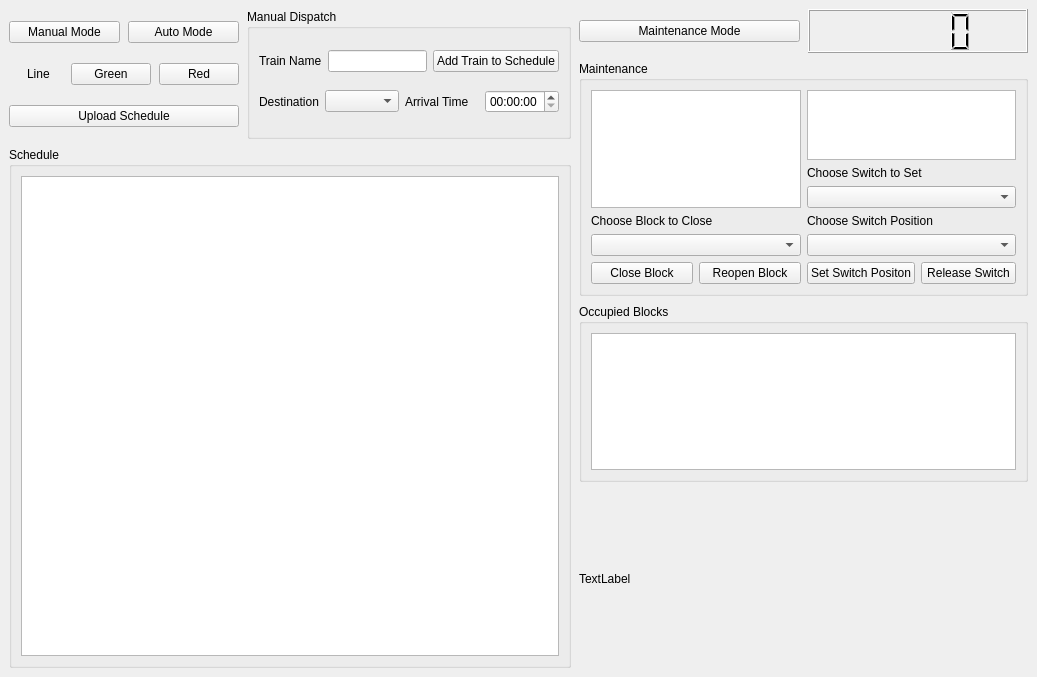
First picture: the form in CTC/CTC_UI.ui, repository asmithie13/ECE-1140, before the edit.
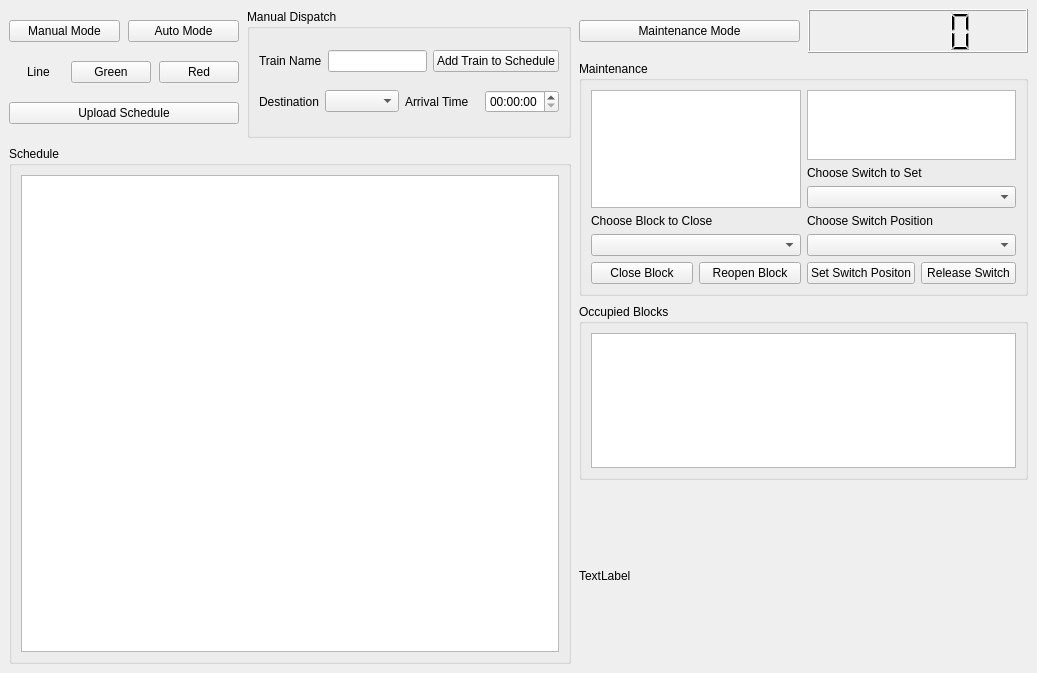
Second picture: the form after the edit.

Commit message: Renames buttons on UI

```diff
--- a/CTC/CTC_UI.ui
+++ b/CTC/CTC_UI.ui
@@ -7,7 +7,7 @@
     <x>0</x>
     <y>0</y>
     <width>1037</width>
-    <height>677</height>
+    <height>673</height>
    </rect>
   </property>
   <property name="windowTitle">
```
Left out of the diff: 8 changed lines with no effect on the pictures.
